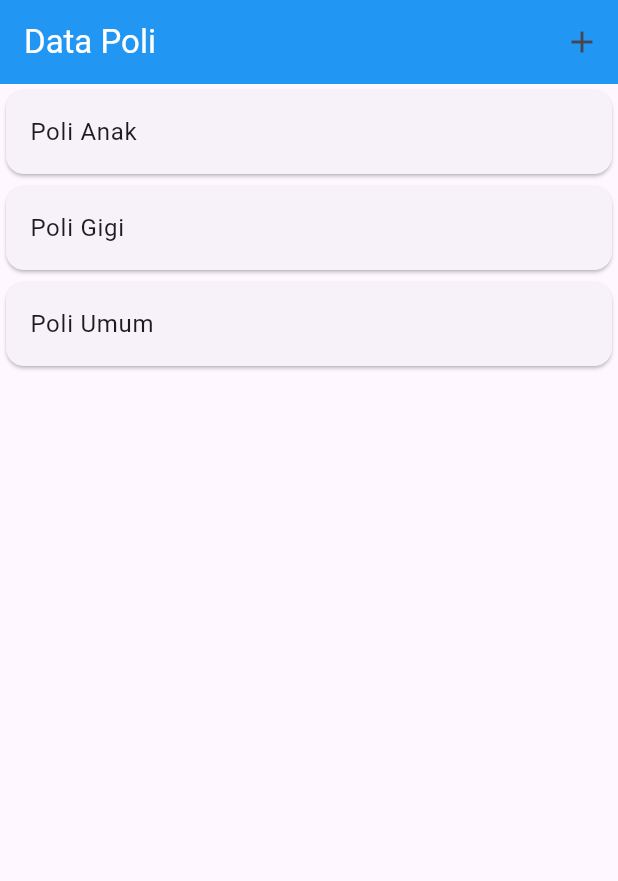
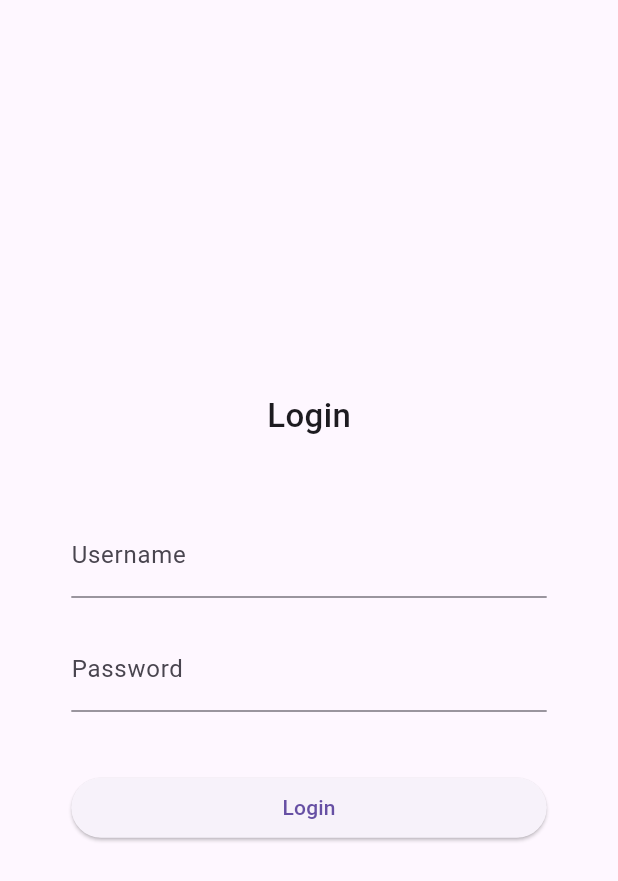
Before and after one commit to udean77/klinik_backup, a Flutter app: the screen it shows after launch, on a phone screen of 412 x 824 dp. Shown: the top 881 px of the screen. Run offline on Flutter 3.47's test engine with Material 3 defaults, Android fonts, the phone set to English and light mode, and no system bars; our stand-ins replace dio, shared_preferences.

Commit message:
pertemuan 10, 11, 12

```diff
--- a/lib/main.dart
+++ b/lib/main.dart
@@ -1,15 +1,25 @@
 import 'package:flutter/material.dart';
-import './ui/poli_page.dart';
+import './ui/beranda.dart';
+import './ui/login.dart';
+import './helpers/user_info.dart';
 
-void main() => runApp(MyApp());
+void main() async {
+  WidgetsFlutterBinding.ensureInitialized();
+  UserInfo userInfo = UserInfo();
+  var token = await userInfo.getToken();
+  print(token);
+  runApp(MyApp(token: token));
+}
 
 class MyApp extends StatelessWidget {
+  final token;
+  const MyApp({super.key, this.token});
   @override
   Widget build(BuildContext context) {
     return MaterialApp(
       title: 'Klinik App',
       debugShowCheckedModeBanner: false,
-      home: PoliPage(),
+      home: token == null ? Login() : Beranda(),
     );
   }
 }
--- a/lib/model/poli.dart
+++ b/lib/model/poli.dart
@@ -3,4 +3,9 @@ class Poli {
   String? namaPoli;
 
   Poli({this.id, required this.namaPoli});
+
+  factory Poli.fromJson(Map<String, dynamic> json) =>
+      Poli(id: json['id'], namaPoli: json['namaPoli']);
+
+  Map<String, dynamic> toJson() => {'id': id, 'namaPoli': namaPoli};
 }
--- /dev/null
+++ b/lib/service/login_service.dart
@@ -0,0 +1,14 @@
+import '../helpers/user_info.dart';
+
+class LoginService {
+  Future<bool> login(String username, String password) async {
+    bool isLogin = false;
+    if (username == 'admin' && password == 'admin') {
+      await UserInfo().setToken("admin");
+      await UserInfo().setUserID("1");
+      await UserInfo().setUsername("admin");
+      isLogin = true;
+    }
+    return isLogin;
+  }
+}
--- /dev/null
+++ b/lib/ui/login.dart
@@ -0,0 +1,108 @@
+import 'package:flutter/material.dart';
+import 'beranda.dart';
+import '../service/login_service.dart';
+
+class Login extends StatefulWidget {
+  const Login({Key? key}) : super(key: key);
+
+  @override
+  _LoginState createState() => _LoginState();
+}
+
+class _LoginState extends State<Login> {
+  final _formKey = GlobalKey<FormState>();
+  final _usernameCtrl = TextEditingController();
+  final _passwordCtrl = TextEditingController();
+
+  @override
+  Widget build(BuildContext context) {
+    return Scaffold(
+      body: SingleChildScrollView(
+        child: SafeArea(
+          child: Container(
+            height: MediaQuery.of(context).size.height,
+            child: Column(
+              mainAxisAlignment: MainAxisAlignment.center,
+              children: [
+                Text(
+                  "Login",
+                  style: TextStyle(fontSize: 22, fontWeight: FontWeight.w500),
+                ),
+                SizedBox(height: 50),
+                Center(
+                  child: Form(
+                    key: _formKey,
+                    child: Container(
+                      width: MediaQuery.of(context).size.width / 1.3,
+                      child: Column(
+                        children: [
+                          _usernameTextField(),
+                          SizedBox(height: 20),
+                          _passwordTextField(),
+                          SizedBox(height: 40),
+                          _tombolLogin(),
+                        ],
+                      ),
+                    ),
+                  ),
+                ),
+              ],
+            ),
+          ),
+        ),
+      ),
+    );
+  }
+
+  Widget _usernameTextField() {
+    return TextFormField(
+      decoration: InputDecoration(labelText: "Username"),
+      controller: _usernameCtrl,
+    );
+  }
+
+  Widget _passwordTextField() {
+    return TextFormField(
+      decoration: InputDecoration(labelText: "Password"),
+      obscureText: true,
+      controller: _passwordCtrl,
+    );
+  }
+
+  Widget _tombolLogin() {
+    return Container(
+      width: MediaQuery.of(context).size.width,
+      child: ElevatedButton(
+        child: const Text("Login"),
+        onPressed: () async {
+          String username = _usernameCtrl.text;
+          String password = _passwordCtrl.text;
+          bool value = await LoginService().login(username, password);
+
+          if (value == true) {
+            Navigator.pushReplacement(
+              context,
+              MaterialPageRoute(builder: (context) => const Beranda()),
+            );
+          } else {
+            final alertDialog = AlertDialog(
+              content: const Text("Username atau Password Tidak Valid"),
+              actions: [
+                ElevatedButton(
+                  onPressed: () {
+                    Navigator.pop(context);
+                  },
+                  child: const Text("OK"),
+                  style: ElevatedButton.styleFrom(
+                    backgroundColor: Colors.green,
+                  ),
+                ),
+              ],
+            );
+            showDialog(context: context, builder: (context) => alertDialog);
+          }
+        },
+      ),
+    );
+  }
+}
--- a/lib/ui/poli_page.dart
+++ b/lib/ui/poli_page.dart
@@ -1,41 +1,61 @@
 import 'package:flutter/material.dart';
 import '../model/poli.dart';
-import 'poli_item.dart';
+import '../service/poli_service.dart';
 import 'poli_detail.dart';
 import 'poli_form.dart';
+import 'poli_item.dart';
+import '../widget/sidebar.dart';
 
 class PoliPage extends StatefulWidget {
-  const PoliPage({super.key});
-
-  @override
-  State<PoliPage> createState() => _PoliPageState();
+  const PoliPage({Key? key}) : super(key: key);
+  _PoliPageState createState() => _PoliPageState();
 }
 
 class _PoliPageState extends State<PoliPage> {
+  Stream<List<Poli>> getList() async* {
+    List<Poli> data = await PoliService().listData();
+    yield data;
+  }
+
   @override
   Widget build(BuildContext context) {
     return Scaffold(
+      drawer: Sidebar(),
       appBar: AppBar(
-        title: const Text("Data Poli", style: TextStyle(color: Colors.white)),
-        backgroundColor: Colors.blue,
+        title: const Text("Data Poli"),
         actions: [
-          IconButton(
-            icon: const Icon(Icons.add),
-            onPressed: () {
+          GestureDetector(
+            child: const Icon(Icons.add),
+            onTap: () {
               Navigator.push(
                 context,
-                MaterialPageRoute(builder: (context) => const PoliForm()),
+                MaterialPageRoute(builder: (context) => PoliForm()),
               );
             },
           ),
         ],
       ),
-      body: ListView(
-        children: [
-          PoliItem(poli: Poli(namaPoli: "Poli Anak")),
-          PoliItem(poli: Poli(namaPoli: "Poli Gigi")),
-          PoliItem(poli: Poli(namaPoli: "Poli Umum")),
-        ],
+      body: StreamBuilder(
+        stream: getList(),
+        builder: (context, AsyncSnapshot snapshot) {
+          if (snapshot.hasError) {
+            return Text(snapshot.error.toString());
+          }
+          if (snapshot.connectionState != ConnectionState.done) {
+            return Center(child: CircularProgressIndicator());
+          }
+          if (!snapshot.hasData &&
+              snapshot.connectionState == ConnectionState.done) {
+            return Text('Data Kosong');
+          }
+
+          return ListView.builder(
+            itemCount: snapshot.data.length,
+            itemBuilder: (context, index) {
+              return PoliItem(poli: snapshot.data[index]);
+            },
+          );
+        },
       ),
     );
   }
--- a/pubspec.yaml
+++ b/pubspec.yaml
@@ -34,7 +34,8 @@ dependencies:
   # The following adds the Cupertino Icons font to your application.
   # Use with the CupertinoIcons class for iOS style icons.
   cupertino_icons: ^1.0.8
-
+  dio: ^5.6.0
+  shared_preferences: ^2.3.2
 dev_dependencies:
   flutter_test:
     sdk: flutter
```
Also changed, not shown: lib/helpers/api_client.dart (added, +47 -0 lines), lib/helpers/user_info.dart (added, +42 -0 lines), lib/service/poli_service.dart (added, +39 -0 lines), lib/ui/beranda.dart (added, +15 -0 lines), lib/ui/poli_form.dart (+18 -25 lines), lib/ui/poli_update_form.dart (+23 -16 lines), lib/widget/sidebar.dart (added, +68 -0 lines), pubspec.lock, 1 other file.
